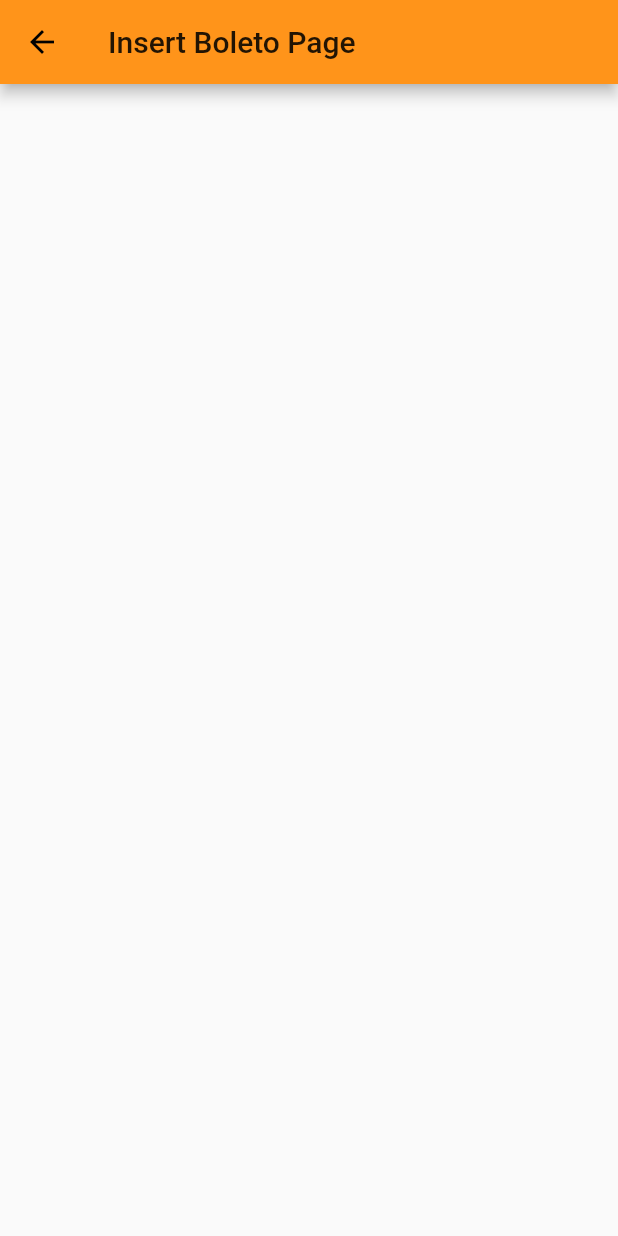
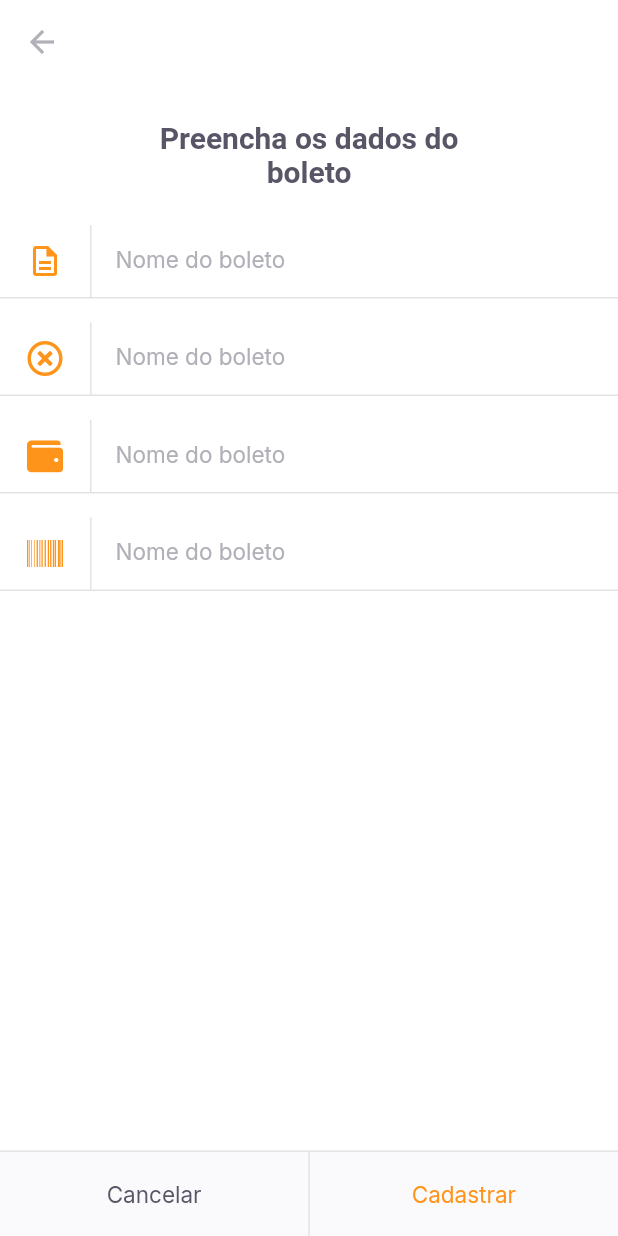
Before and after one commit to Tsilva16/pay_flow, a Flutter app: the InsertBoletoPage screen opened by its route, on a phone screen of 412 x 824 dp. Run offline on Flutter 3.47's test engine with Material 2 defaults, Android fonts, the phone set to English and light mode, and no system bars; our stand-ins replace camera, firebase_core, font_awesome_flutter, google_fonts, google_sign_in, image_picker and 1 more; missing offline and left inert: google_ml_kit; accounts and stored records are empty.

Commit message:
CreateInputText

```diff
--- a/lib/modules/home/home_page.dart
+++ b/lib/modules/home/home_page.dart
@@ -64,7 +64,8 @@ class _HomePageState extends State<HomePage> {
             )),
             GestureDetector(
               onTap: (){
-                Navigator.pushNamed(context, "/barcode_scanner");
+                //Navigator.pushNamed(context, "/barcode_scanner");
+                Navigator.pushNamed(context, "/insert_boleto");
               },
                 child: Container(
                 width:56,
--- a/lib/modules/insert_boleto/insert_boleto_page.dart
+++ b/lib/modules/insert_boleto/insert_boleto_page.dart
@@ -1,4 +1,9 @@
 import 'package:flutter/material.dart';
+import 'package:font_awesome_flutter/font_awesome_flutter.dart';
+import 'package:payflow/shared/themes/app_colors.dart';
+import 'package:payflow/shared/themes/app_text_styles.dart';
+import 'package:payflow/shared/widgets/input_text/input_text_widget.dart';
+import 'package:payflow/shared/widgets/set_label_buttons/set_label_buttons.dart';
 
 class InsertBoletoPage extends StatelessWidget {
   const InsertBoletoPage({ Key? key }) : super(key: key);
@@ -6,9 +11,51 @@ class InsertBoletoPage extends StatelessWidget {
   @override
   Widget build(BuildContext context) {
     return Scaffold(
+      backgroundColor: AppColors.background,
       appBar: AppBar(
-        title:Text("Insert Boleto Page"),
+        backgroundColor: AppColors.background,
+        elevation: 0,
+        leading: BackButton(color: AppColors.input,),
       ),
+      body: Column(
+        crossAxisAlignment: CrossAxisAlignment.center,
+        children:[
+          Padding(
+            padding: const EdgeInsets.symmetric(horizontal: 93, vertical: 24),
+            child: Text("Preencha os dados do boleto",
+            style: TextStyles.titleBoldHeading,
+            textAlign: TextAlign.center,
+            ),
+          ),
+          InputTextWidget(
+            label:"Nome do Boleto",
+            icon: Icons.description_outlined,
+            onChanged: (value) {},
+          ),
+          InputTextWidget(
+            label:"Vencimento",
+            icon: FontAwesomeIcons.timesCircle,
+            onChanged: (value) {},
+          ),
+          InputTextWidget(
+            label:"Valor",
+            icon: FontAwesomeIcons.wallet,
+            onChanged: (value) {},
+          ),
+          InputTextWidget(
+            label:"Codigo",
+            icon: FontAwesomeIcons.barcode,
+            onChanged: (value) {},
+          )
+        ],
+      ),
+      bottomNavigationBar: SetLabelButtons(
+        enableSecondaryColor: true,
+        primaryLabel: "Cancelar",
+        primaryOnPressed: () {},
+        secondaryLabel: "Cadastrar",
+        secondaryOnPressed: () {},
+        ),
     );
   }
 }
--- a/lib/shared/themes/app_colors.dart
+++ b/lib/shared/themes/app_colors.dart
@@ -6,6 +6,7 @@ static final grey = Color(0xFF585666);
 static final delete = Color(0xFFE83F5B);
 static final heading = Color(0xFF585666);
 static final body = Color(0xFF706E7A);
+static final input = Color(0xFFB1B0B8);
 static final stroke = Color(0xFFE3E3E6);
 static final shape = Color(0xFFFAFAFC);
 static final background = Color(0xFFFFFFFF);
--- a/lib/shared/themes/app_text_styles.dart
+++ b/lib/shared/themes/app_text_styles.dart
@@ -78,6 +78,11 @@ class TextStyles {
     fontWeight: FontWeight.w700,
     color: AppColors.background,
   );
+   static final input = GoogleFonts.inter(
+    fontSize: 15,
+    fontWeight: FontWeight.w400,
+    color: AppColors.input,
+  );
   static final captionBackground = GoogleFonts.inter(
     fontSize: 13,
     fontWeight: FontWeight.w400,
--- /dev/null
+++ b/lib/shared/widgets/input_text/input_text_widget.dart
@@ -0,0 +1,66 @@
+import 'package:flutter/material.dart';
+import 'package:payflow/shared/themes/app_colors.dart';
+import 'package:payflow/shared/themes/app_text_styles.dart';
+
+class InputTextWidget extends StatelessWidget {
+  final String label;
+  final IconData icon;
+  final String? initialValue;
+  final String? Function(String?)? validator;
+  final TextEditingController? controller;
+  final void Function(String value) onChanged;
+
+  const InputTextWidget({ Key? key,
+  required this.label,
+  required this.icon,
+  this.initialValue,
+  this.validator,
+  this.controller,
+  required this.onChanged,
+   }) : super(key: key);
+
+  @override
+  Widget build(BuildContext context) {
+    return Padding(
+      padding: const EdgeInsets.only(bottom: 16),
+      child: Column(
+        children: [
+          TextFormField(
+            controller: controller,
+            onChanged: onChanged,
+            initialValue: initialValue,
+            validator: validator,
+            style: TextStyles.input,
+            decoration: InputDecoration(
+              contentPadding: EdgeInsets.zero,
+              labelText: "Nome do boleto",
+              labelStyle: TextStyles.input,
+              icon: Row(
+                mainAxisSize: MainAxisSize.min,
+                children: [
+                  Padding(
+                    padding: const EdgeInsets.symmetric(horizontal: 18),
+                    child: Icon(
+                      icon,
+                    color: AppColors.primary,
+                    ),
+                  ),
+                  Container(
+                    width: 1,
+                    height:48,
+                    color: AppColors.stroke,
+                  )
+                ],
+              ),
+              border: InputBorder.none),
+          ),
+          Divider(
+            height: 1,
+            thickness: 1,
+            color: AppColors.stroke,
+          )
+        ],
+      ),
+    );
+  }
+}
--- a/lib/shared/widgets/set_label_buttons/set_label_buttons.dart
+++ b/lib/shared/widgets/set_label_buttons/set_label_buttons.dart
@@ -10,6 +10,7 @@ class SetLabelButtons extends StatelessWidget {
   final String secondaryLabel;
   final VoidCallback secondaryOnPressed;
   final bool enablePrimaryColor;
+  final bool enableSecondaryColor;
   const SetLabelButtons({
     Key? key,
     required this.primaryLabel,
@@ -17,14 +18,26 @@ class SetLabelButtons extends StatelessWidget {
     required this.secondaryLabel,
     required this.secondaryOnPressed,
     this.enablePrimaryColor = false,
+    this.enableSecondaryColor = false,
      }) : super(key: key);
 
   @override
   Widget build(BuildContext context) {
     return Container(
           color: AppColors.shape,
+          height: 57,
+          child: Column(
+            mainAxisSize: MainAxisSize.min,
+            children: [
+              Divider(
+                thickness: 1,
+                height: 1,
+                color: AppColors.stroke,
+              ),
+              Container(
                 height: 56,
-          child: Row(children:[
+                child: Row(
+                  children:[
                   Expanded(
                     child: LabelButton(
                     label: primaryLabel,
@@ -36,7 +49,11 @@ class SetLabelButtons extends StatelessWidget {
                     child: LabelButton(
                     label: secondaryLabel,
                     onPressed: secondaryOnPressed,
+                    style: enableSecondaryColor? TextStyles.buttonPrimary: null,
                     )),
+                  ],
+                ),
+              ),
             ],
           ),
         );
--- a/pubspec.yaml
+++ b/pubspec.yaml
@@ -36,6 +36,7 @@ dependencies:
   google_ml_kit: ^0.6.0
   camera: ^0.8.1+3
   image_picker: ^0.8.1+1
+  font_awesome_flutter: ^9.1.0
 
 dev_dependencies:
   flutter_test:
```
Also changed, not shown: pubspec.lock. Lines whose indentation alone changed are shown as unchanged.
